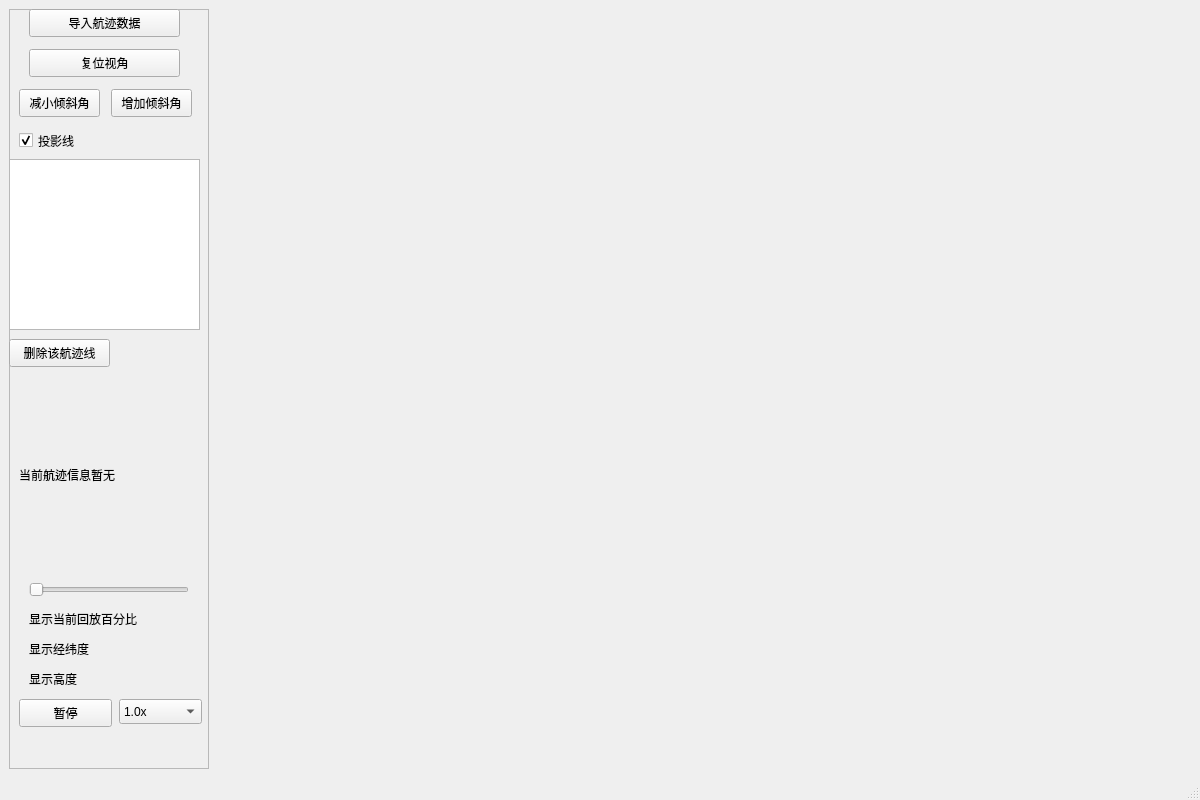
First picture: the form in mainwindow.ui, repository aegean000/OSGEarthUAV3D, before the edit.
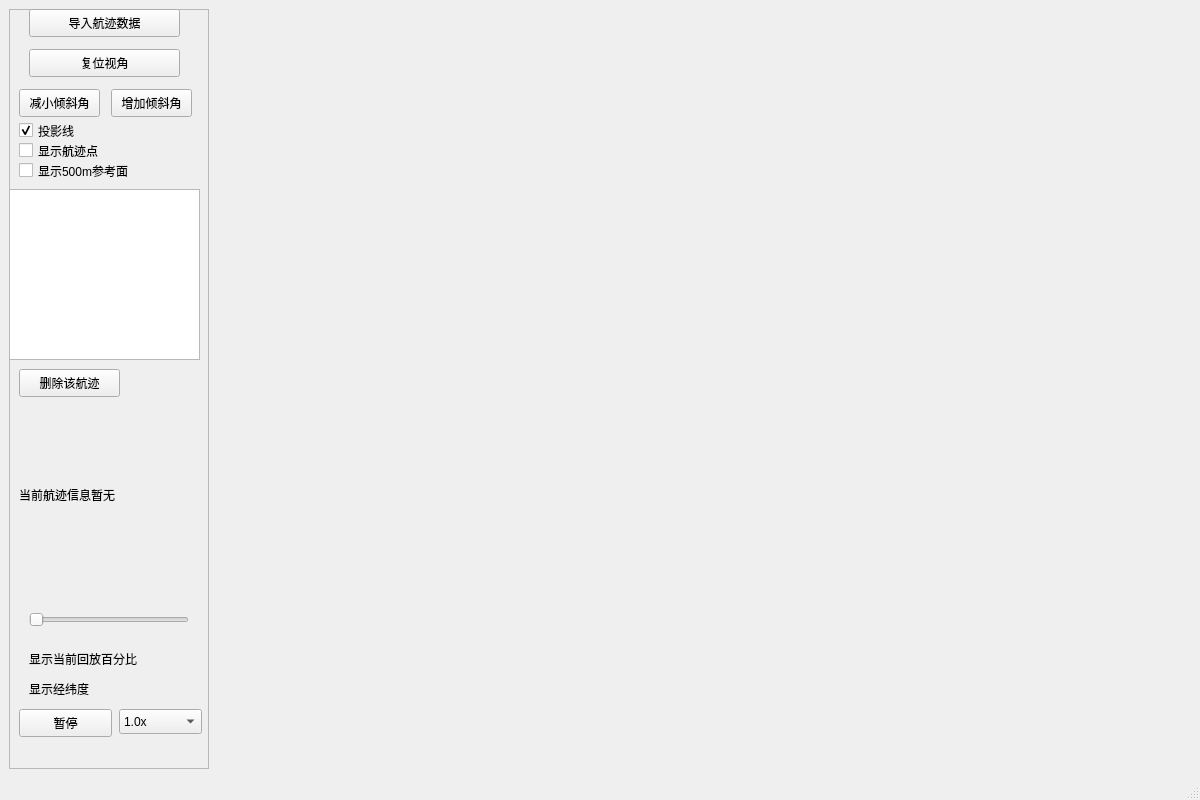
Second picture: the form after the edit.

Commit message:
feat: 重构航迹可视化并支持多航迹管理
- 拆分地图加载、航迹读取、节点构建、动画回放和播放控制模块

- 新增成都航迹样例数据与速度一致性检查

- 支持多航迹导入、切换、删除及辅助可视化开关

Patch:
```diff
--- a/mainwindow.ui
+++ b/mainwindow.ui
@@ -52,7 +52,7 @@
        <property name="geometry">
         <rect>
          <x>20</x>
-         <y>570</y>
+         <y>600</y>
          <width>160</width>
          <height>22</height>
         </rect>
@@ -65,7 +65,7 @@
        <property name="geometry">
         <rect>
          <x>20</x>
-         <y>630</y>
+         <y>670</y>
          <width>161</width>
          <height>20</height>
         </rect>
@@ -74,24 +74,11 @@
         <string>显示经纬度</string>
        </property>
       </widget>
-      <widget class="QLabel" name="labelAlt">
-       <property name="geometry">
-        <rect>
-         <x>20</x>
-         <y>660</y>
-         <width>151</width>
-         <height>20</height>
-        </rect>
-       </property>
-       <property name="text">
-        <string>显示高度</string>
-       </property>
-      </widget>
       <widget class="QLabel" name="labelState">
        <property name="geometry">
         <rect>
          <x>20</x>
-         <y>600</y>
+         <y>640</y>
          <width>171</width>
          <height>20</height>
         </rect>
@@ -117,7 +104,7 @@
        <property name="geometry">
         <rect>
          <x>10</x>
-         <y>690</y>
+         <y>700</y>
          <width>93</width>
          <height>28</height>
         </rect>
@@ -130,7 +117,7 @@
        <property name="geometry">
         <rect>
          <x>110</x>
-         <y>690</y>
+         <y>700</y>
          <width>83</width>
          <height>25</height>
         </rect>
@@ -189,7 +176,7 @@
        <property name="geometry">
         <rect>
          <x>10</x>
-         <y>120</y>
+         <y>110</y>
          <width>71</width>
          <height>23</height>
         </rect>
@@ -211,7 +198,7 @@
        <property name="geometry">
         <rect>
          <x>0</x>
-         <y>150</y>
+         <y>180</y>
          <width>191</width>
          <height>171</height>
         </rect>
@@ -220,21 +207,21 @@
       <widget class="QPushButton" name="btnDeleteTrack">
        <property name="geometry">
         <rect>
-         <x>0</x>
-         <y>330</y>
+         <x>10</x>
+         <y>360</y>
          <width>101</width>
          <height>28</height>
         </rect>
        </property>
        <property name="text">
-        <string>删除该航迹线</string>
+        <string>删除该航迹</string>
        </property>
       </widget>
       <widget class="QLabel" name="labelTrackInfo">
        <property name="geometry">
         <rect>
          <x>10</x>
-         <y>370</y>
+         <y>390</y>
          <width>181</width>
          <height>191</height>
         </rect>
@@ -246,6 +233,32 @@
         <bool>true</bool>
        </property>
       </widget>
+      <widget class="QCheckBox" name="checkShowPoints">
+       <property name="geometry">
+        <rect>
+         <x>10</x>
+         <y>130</y>
+         <width>95</width>
+         <height>23</height>
+        </rect>
+       </property>
+       <property name="text">
+        <string>显示航迹点</string>
+       </property>
+      </widget>
+      <widget class="QCheckBox" name="checkShowBasePlane">
+       <property name="geometry">
+        <rect>
+         <x>10</x>
+         <y>150</y>
+         <width>131</width>
+         <height>23</height>
+        </rect>
+       </property>
+       <property name="text">
+        <string>显示500m参考面</string>
+       </property>
+      </widget>
      </widget>
     </item>
     <item>
```
The commit also changes 26 other files.
